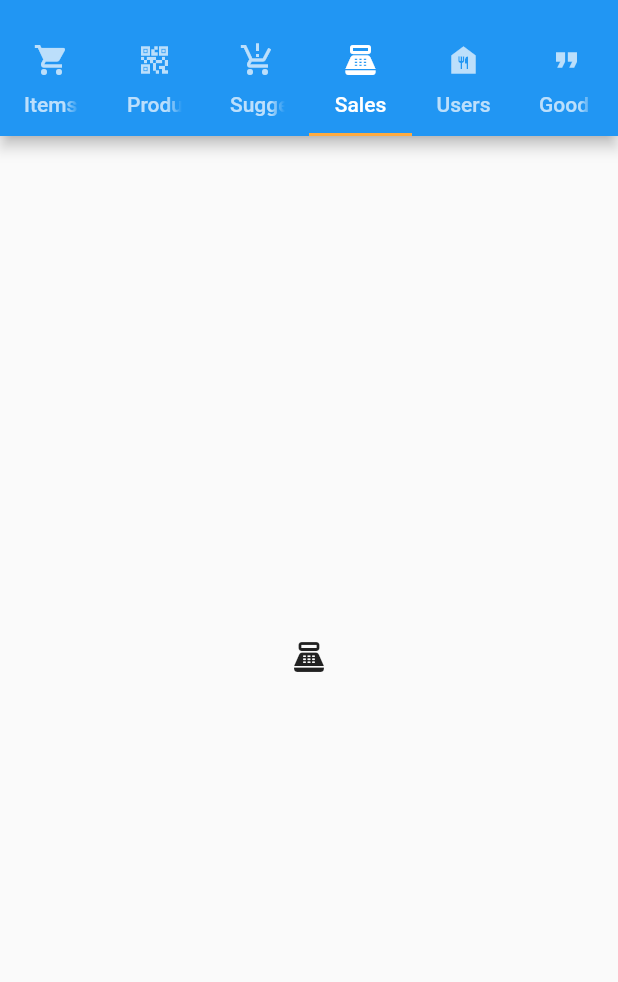
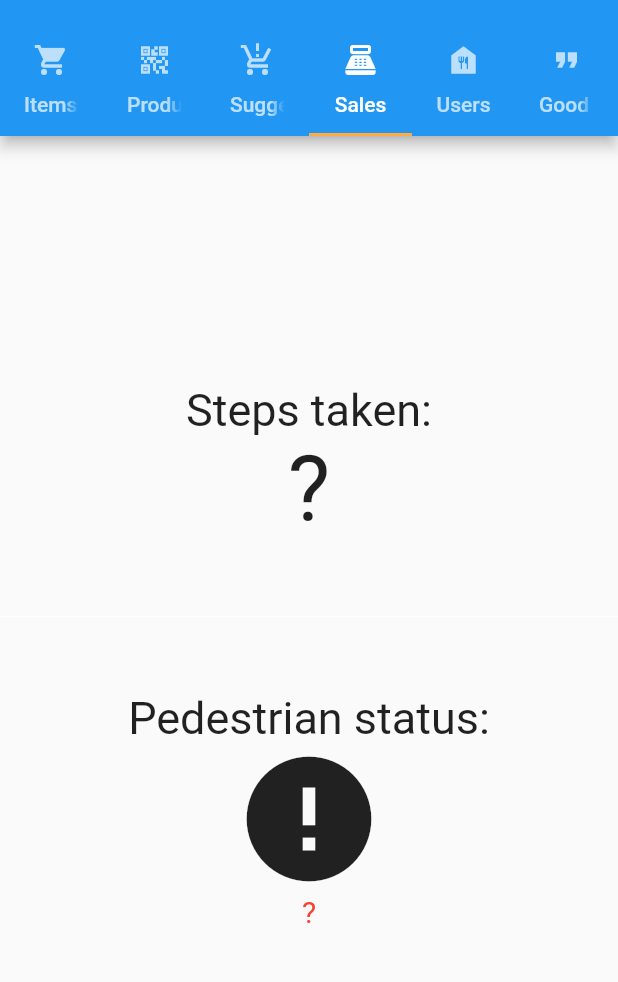
Before and after one commit to fahadbhutta246/momin_app, a Flutter app: the TabScreen screen opened by its route, tab 4 chosen, on a phone screen of 412 x 824 dp, the part 59-1041 px from its top. Run offline on Flutter 3.47's test engine with Material 2 defaults, Android fonts, the light colour scheme and no system bars; our stand-ins replace cloud_firestore, firebase_auth, firebase_core, pedometer, permission_handler; missing offline and left inert: flutter_barcode_scanner, qr_code_scanner, quotes_widget; accounts and stored records are empty; Roboto replaces fonts that are missing (Alice).

Commit message:
add qoutes and steps counter

```diff
--- /dev/null
+++ b/lib/screens/steps_counter.dart
@@ -0,0 +1,110 @@
+import 'package:flutter/material.dart';
+import 'package:pedometer/pedometer.dart';
+
+class Steps_Counter extends StatefulWidget {
+  const Steps_Counter({Key? key}) : super(key: key);
+
+  @override
+  State<Steps_Counter> createState() => _Steps_CounterState();
+}
+
+class _Steps_CounterState extends State<Steps_Counter> {
+  late Stream<StepCount> _stepCountStream;
+  late Stream<PedestrianStatus> _pedestrianStatusStream;
+  String _status = '?', _steps = '?';
+
+
+  @override
+  void initState() {
+    super.initState();
+    initPlatformState();
+  }
+
+  void onStepCount(StepCount event) {
+    print(event);
+    setState(() {
+      _steps = event.steps.toString();
+    });
+  }
+
+  void onPedestrianStatusChanged(PedestrianStatus event) {
+    print(event);
+    setState(() {
+      _status = event.status;
+    });
+  }
+
+  void onPedestrianStatusError(error) {
+    print('onPedestrianStatusError: $error');
+    setState(() {
+      _status = 'Pedestrian Status not available';
+    });
+    print(_status);
+  }
+
+  void onStepCountError(error) {
+    print('onStepCountError: $error');
+    setState(() {
+      _steps = 'Step Count not available';
+    });
+  }
+
+  void initPlatformState() {
+    _pedestrianStatusStream = Pedometer.pedestrianStatusStream;
+    _pedestrianStatusStream
+        .listen(onPedestrianStatusChanged)
+        .onError(onPedestrianStatusError);
+
+    _stepCountStream = Pedometer.stepCountStream;
+    _stepCountStream.listen(onStepCount).onError(onStepCountError);
+
+    if (!mounted) return;
+  }
+
+
+
+  @override
+  Widget build(BuildContext context) {
+    return
+     Center(
+        child: Column(
+          mainAxisAlignment: MainAxisAlignment.center,
+          children: <Widget>[
+            Text(
+              'Steps taken:',
+              style: TextStyle(fontSize: 30),
+            ),
+            Text(
+              _steps,
+              style: TextStyle(fontSize: 60),
+            ),
+            Divider(
+              height: 100,
+              thickness: 0,
+              color: Colors.white,
+            ),
+            Text(
+              'Pedestrian status:',
+              style: TextStyle(fontSize: 30),
+            ),
+            Icon(
+              _status == 'walking'
+                  ? Icons.directions_walk
+                  : _status == 'stopped'
+                  ? Icons.accessibility_new
+                  : Icons.error,
+              size: 100,
+            ),
+            Center(
+              child: Text(
+                _status,
+                style: _status == 'walking' || _status == 'stopped'
+                    ? TextStyle(fontSize: 30)
+                    : TextStyle(fontSize: 20, color: Colors.red),
+              ),
+            )
+          ],
+        ),
+      );
+  }
+}
--- a/lib/screens/tab_screen.dart
+++ b/lib/screens/tab_screen.dart
@@ -1,5 +1,6 @@
 import 'package:flutter/material.dart';
-
+import 'package:momin_app/screens/good_quotes.dart';
+import 'package:momin_app/screens/steps_counter.dart';
 import '../widgets/barcode_qrcode.dart';
 import '../widgets/main_drawer.dart';
 import 'items_availabe.dart';
@@ -23,6 +24,7 @@ class _TabScreenState extends State<TabScreen> {
             'Momin App',
             textAlign: TextAlign.center,
           ),
+
           bottom: const TabBar(
             tabs: <Widget>[
               Tab(
@@ -57,15 +59,11 @@ class _TabScreenState extends State<TabScreen> {
             Center(
               child: Icon(Icons.production_quantity_limits),
             ),
-            Center(
-              child: Icon(Icons.point_of_sale),
-            ),
+            Steps_Counter(),
             Center(
               child: Icon(Icons.food_bank),
             ),
-            Center(
-              child: Icon(Icons.format_quote_sharp),
-            ),
+            Good_Quotes(),
           ],
         ),
       ),
--- a/lib/widgets/store_item.dart
+++ b/lib/widgets/store_item.dart
@@ -81,8 +81,7 @@ class StoreItem extends StatelessWidget {
           width: double.infinity,
           child: InkWell(
             onTap: (){
-
-            },
+              },
             child: const Icon(
                 Icons.add_shopping_cart,
               color: Colors.red,
--- a/pubspec.yaml
+++ b/pubspec.yaml
@@ -46,6 +46,9 @@ dependencies:
   cloud_firestore: ^4.0.3
   firebase_ui_auth: ^1.0.0-dev.0
   google_fonts: ^3.0.1
+  firebase_app_check: ^0.1.1+2
+  quotes_widget: ^0.0.2
+  pedometer: ^3.0.0
 
 dev_dependencies:
   flutter_test:
```
Also changed, not shown: lib/screens/good_quotes.dart (added, +22 -0 lines), lib/screens/items_availabe.dart (+12 -8 lines), lib/screens/update.dart (added), pubspec.lock, 5 other files.
